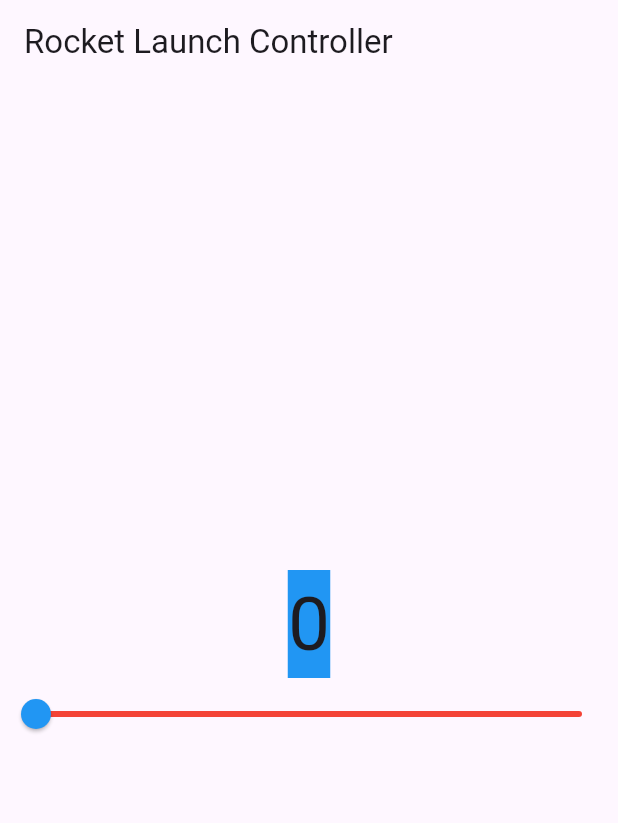
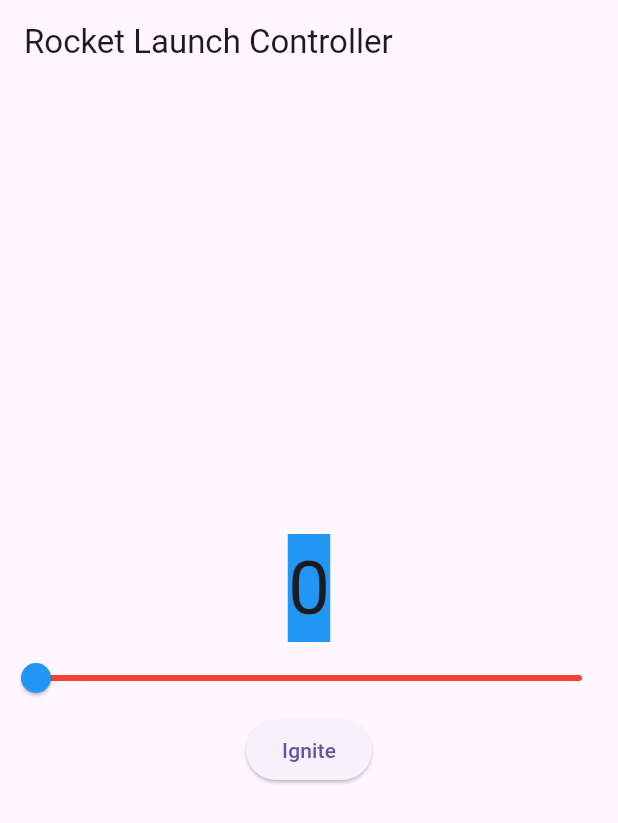
Before and after one commit to nabialavala/rl_ns, a Flutter app: the screen it shows after launch, on a phone screen of 412 x 824 dp. Shown: the top 823 px of the screen. Run offline on Flutter 3.47's test engine with Material 3 defaults, Android fonts, the phone set to English and light mode, and no system bars.

Commit message:
Added ignition system feature

```diff
--- a/lib/main.dart
+++ b/lib/main.dart
@@ -23,7 +23,6 @@ class CounterWidget extends StatefulWidget {
 }
 
 class _CounterWidgetState extends State<CounterWidget> {
-  // set counter value
   int _counter = 0;
 
   @override
@@ -56,6 +55,14 @@ class _CounterWidgetState extends State<CounterWidget> {
             activeColor: Colors.blue,
             inactiveColor: Colors.red,
           ),
+          ElevatedButton(
+            onPressed: () {
+              setState(() {
+                _counter++;
+              });
+            },
+            child: const Text("Ignite"),
+          ),
         ],
       ),
     );
```
